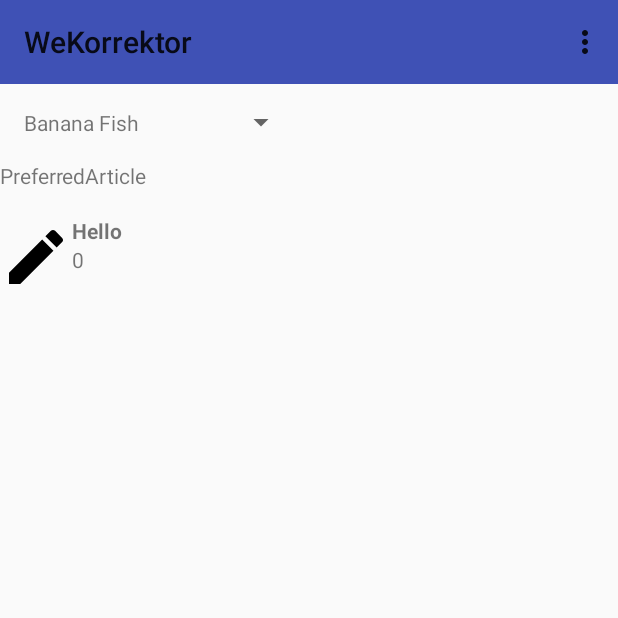
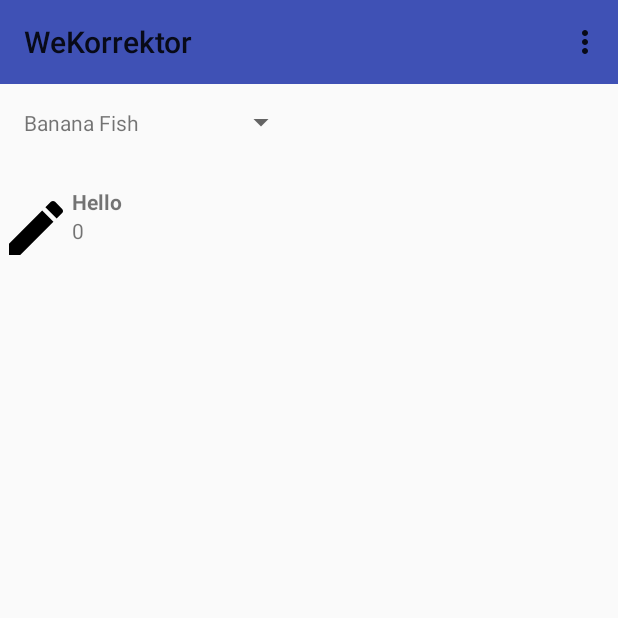
Before and after one commit to jimdc/wiki-backlink-watch, an Android app: the screen it shows after launch (MainActivity), on a phone screen of 412 x 824 dp, the top half of it. Run offline under Robolectric (Android 15) with nearby library versions, the phone set to English and light mode, and no system bars; our stand-ins replace RxJava; libraries missing offline, so code that uses them is left out: io.reactivex.internal.

Commit message:
load article list from settings

```diff
--- a/src/main/kotlin/com/kongzi/model/DataModel.kt
+++ b/src/main/kotlin/com/kongzi/model/DataModel.kt
@@ -3,43 +3,48 @@ package com.kongzi.model
 /**
  * Created by james on 11/03/2018.
  */
+import android.content.Context
+import android.support.v7.preference.PreferenceManager
+import android.util.ArraySet
+import com.kongzi.R
 import com.kongzi.wikiApiServe
 import io.reactivex.Observable
+import io.reactivex.internal.operators.observable.ObservableCache.from
 import org.intellij.lang.annotations.Language
 import java.util.*
 
 
 class DataModel : IDataModel {
 
-    /**
-     * @todo: Replace with wikiApiServe.backlinks(bltitle = ArticleTitle)
-     */
     override fun getBacklinks(ArticleTitle: String): Observable<Backlink> {
+
+        // Returning 0, null for some reason.
+        // return wikiApiServe.backlinks(bltitle = ArticleTitle).flatMapIterable{ result -> result.query.backlinks }
+
+        return defaultBacklinks(ArticleTitle)
+    }
+
+    private fun defaultBacklinks(ArticleTitle: String): Observable<Backlink> {
         when(ArticleTitle) {
             "Banana Fish" -> { return Observable.just(Backlink
-                (1048552, 0, "Animerica Extra")) }
+            (1048552, 0, "Animerica Extra")) }
             "Sigismund Rákóczi" -> { return Observable.just(Backlink
-                    (1231232, 0,"St. Michael's Church, Cluj-Napoca")) }
+            (1231232, 0,"St. Michael's Church, Cluj-Napoca")) }
             "Li (surname 李)" -> { return Observable.just(Backlink
-                    (10814, 0, "Surnames by country")) }
+            (10814, 0, "Surnames by country")) }
         }
 
         return Observable.just(Backlink(
                 24588706, 0, "Hunor Kelemen")) //or maybe just Observable.empty()
     }
 
-    override fun getCuoArticles(): Observable<List<Article>> {
-        return Observable.fromCallable(this::getArticles)
-    }
+    override fun getCuoArticles(context: Context): Observable<List<Article>> {
 
-    /**
-     * @todo: Replace with Settings
-     */
-    private fun getArticles(): List<Article> {
-        return Arrays.asList(
-                Article(1028119, "Banana Fish"),
-                Article(3276701, "Sigismund Rákóczi"),
-                Article(41579001, "Li (surname 李)")
-        )
+        val titles = context.resources.getStringArray(R.array.articlelist_array)
+        val pageids = context.resources.getStringArray(R.array.articlelist_array_values)
+        val articlePreflist = mutableListOf<Article>()
+        pageids.forEachIndexed { index, s -> articlePreflist.add(Article(s.toInt(), titles[index])) }
+
+        return Observable.just(articlePreflist)
     }
 }
--- a/src/main/kotlin/com/kongzi/model/IDataModel.kt
+++ b/src/main/kotlin/com/kongzi/model/IDataModel.kt
@@ -1,8 +1,9 @@
 package com.kongzi.model
 
+import android.content.Context
 import io.reactivex.Observable
 
 interface IDataModel {
     fun getBacklinks(ArticleTitle: String): Observable<Backlink>
-    fun getCuoArticles(): Observable<List<Article>>
+    fun getCuoArticles(context: Context): Observable<List<Article>>
 }
--- a/src/main/kotlin/com/kongzi/view/MainActivity.kt
+++ b/src/main/kotlin/com/kongzi/view/MainActivity.kt
@@ -9,7 +9,6 @@ import android.support.v7.app.AppCompatActivity
 import android.support.v7.preference.PreferenceManager
 import android.util.Log
 import android.view.Menu
-import android.view.MenuItem
 import android.widget.TextView
 import io.reactivex.android.schedulers.AndroidSchedulers
 import io.reactivex.disposables.CompositeDisposable
@@ -21,7 +20,7 @@ import android.view.View
 import com.kongzi.model.*
 import org.intellij.lang.annotations.Language
 import android.databinding.adapters.TextViewBindingAdapter.setText
-
+import android.view.MenuItem
 
 
 class MainActivity : AppCompatActivity() {
@@ -52,12 +51,6 @@ class MainActivity : AppCompatActivity() {
             setupViews()
         }
 
-        val sharedPref = PreferenceManager.getDefaultSharedPreferences(this.applicationContext)
-        val articlePref = sharedPref.getString(this.applicationContext.resources.getString
-            (R.string.article_key), "Barack Obama")
-        var focusTextPref = findViewById<TextView>(R.id.articlefocus)
-        focusTextPref.setText(articlePref.toString())
-
         val toolbar = findViewById(R.id.cooltoolbar) as? android.support.v7.widget.Toolbar
         setSupportActionBar(toolbar)
     }
@@ -85,7 +78,7 @@ class MainActivity : AppCompatActivity() {
                 .observeOn(AndroidSchedulers.mainThread())
                 .subscribe(this::setBacklinks))
 
-        mCompositeDisposable.add(mViewModel.getCuoArticles()
+        mCompositeDisposable.add(mViewModel.getCuoArticles(this.applicationContext)
                 .subscribeOn(Schedulers.computation())
                 .observeOn(AndroidSchedulers.mainThread())
                 .subscribe(this::setArticles))
--- a/src/main/kotlin/com/kongzi/viewmodel/MainViewModel.kt
+++ b/src/main/kotlin/com/kongzi/viewmodel/MainViewModel.kt
@@ -1,5 +1,6 @@
 package com.kongzi.viewmodel
 
+import android.content.Context
 import com.kongzi.model.Article
 import com.kongzi.model.Backlink
 import com.kongzi.model.IDataModel
@@ -27,8 +28,8 @@ public class MainViewModel {
                 .flatMap(mDataModel::getBacklinks)
     }
 
-    fun getCuoArticles(): Observable<List<Article>> {
-        return mDataModel.getCuoArticles()
+    fun getCuoArticles(context: Context): Observable<List<Article>> {
+        return mDataModel.getCuoArticles(context)
     }
 
     fun articleSelected(article: Article) {
--- a/src/main/res/layout/main_activity.xml
+++ b/src/main/res/layout/main_activity.xml
@@ -16,14 +16,6 @@
         android:layout_width="wrap_content"
         android:layout_height="wrap_content" />
 
-    <TextView
-        android:id="@+id/articlefocus"
-        android:layout_width="match_parent"
-        android:layout_height="wrap_content"
-        android:ems="10"
-        android:inputType="text"
-        android:text="PreferredArticle" />
-
     <FrameLayout
         android:id="@+id/backlink_content_fragment"
         android:layout_width="match_parent"
--- /dev/null
+++ b/src/main/res/values/array.xml
@@ -0,0 +1,13 @@
+<?xml version="1.0" encoding="utf-8"?>
+<resources>
+    <string-array name="articlelist_array">
+        <item>Banana Fish</item>
+        <item>Sigismund Rákóczi</item>
+        <item>Li (surname 李)</item>
+    </string-array>
+    <string-array name="articlelist_array_values">
+        <item>1028119</item>
+        <item>3276701</item>
+        <item>41579001</item>
+    </string-array>
+</resources>
--- a/src/main/res/values/strings.xml
+++ b/src/main/res/values/strings.xml
@@ -1,4 +1,9 @@
 <?xml version="1.0" encoding="utf-8"?>
 <resources>
-    <string name="article_key">articletoedit_key</string>
+    <string name="articlepref_title">Article Preferences</string>
+    <string name="articlelist_title">List of articles</string>
+    <string name="articlelist_summary">Articles to monitor</string>
+
+    <!-- Below this line, not a visible part of the UI -->
+    <string name="articlelist_key">articlelist_key</string>
 </resources>
--- a/src/main/res/xml/preferences.xml
+++ b/src/main/res/xml/preferences.xml
@@ -1,12 +1,13 @@
 <?xml version="1.0" encoding="utf-8"?>
 <PreferenceScreen xmlns:android="http://schemas.android.com/apk/res/android">
     <android.support.v7.preference.PreferenceCategory
-        android:title="Article to edit">
-        <android.support.v7.preference.EditTextPreference
-            android:key="@string/article_key"
-            android:title="Article focus"
-            android:summary="Fo Fo Cus"
-            android:dialogMessage="Edit it"
-            android:defaultValue="Hillary Clinton" />
+        android:title="@string/articlepref_title">
+        <android.support.v7.preference.ListPreference
+            android:key="@string/articlelist_key"
+            android:title="@string/articlelist_title"
+            android:summary="@string/articlelist_summary"
+            android:entries="@array/articlelist_array"
+            android:entryValues="@array/articlelist_array_values"
+            android:defaultValue="Barack Obama"/>
     </android.support.v7.preference.PreferenceCategory>
 </PreferenceScreen>
```
Also changed, not shown: 2 other files.
